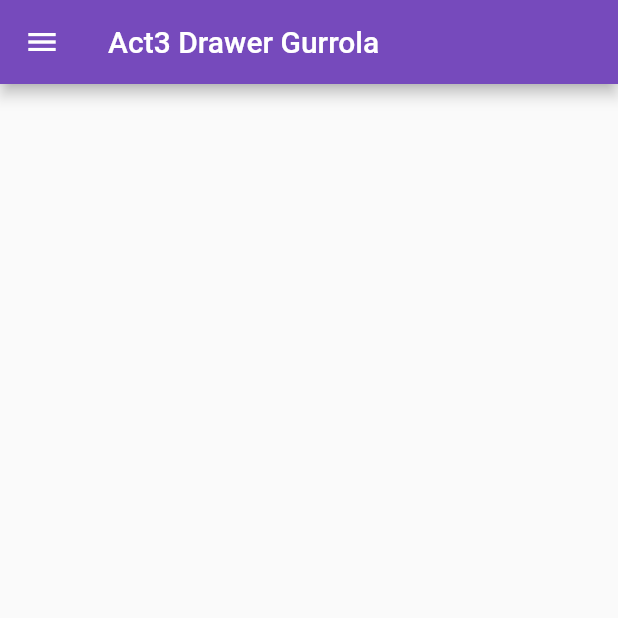
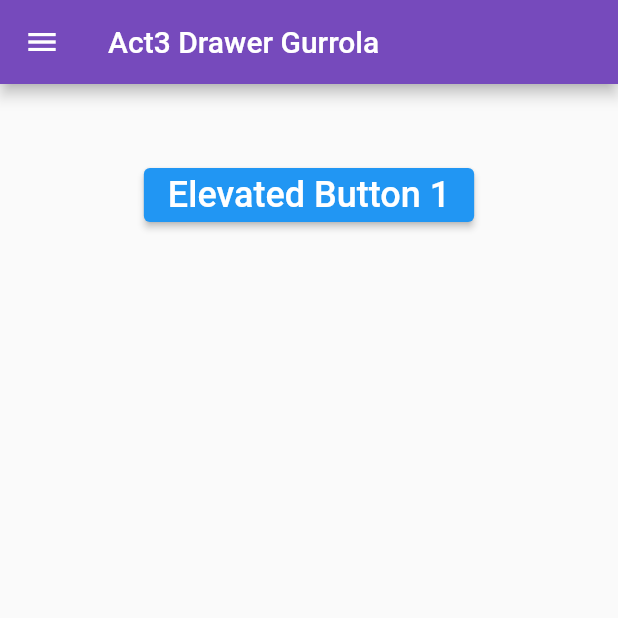
Before and after one commit to SergioIvanGurrolaCervantes/Drawer_flutLab, a Flutter app: the screen it shows after launch, on a phone screen of 412 x 824 dp, the top half of it. Run offline on Flutter 3.47's test engine with Material 2 defaults, Android fonts, the phone set to English and light mode, and no system bars.

```diff
--- a/lib/main.dart
+++ b/lib/main.dart
@@ -20,15 +20,18 @@ class MyApp extends StatelessWidget {
 }
 
 class MyHomePage extends StatefulWidget {
-  const MyHomePage({super.key});
+  const MyHomePage({Key? key}) : super(key: key);
+
   @override
   _MyHomePageState createState() => _MyHomePageState();
 }
 
 class _MyHomePageState extends State<MyHomePage> {
+  final GlobalKey<ScaffoldState> _key = GlobalKey(); // Create a key
   @override
   Widget build(BuildContext context) {
     return Scaffold(
+      key: _key,
       appBar: AppBar(
         title: Text('Act3 Drawer Gurrola'),
         backgroundColor: const Color(0xff764abc),
@@ -73,14 +76,21 @@ class _MyHomePageState extends State<MyHomePage> {
                 Navigator.pop(context);
               },
             ),
-            ListTile(
-              leading: Icon(
-                Icons.account_balance_outlined,
+            AboutListTile(
+              // <-- SEE HERE
+              icon: Icon(
+                Icons.info,
               ),
-              title: const Text('Page 3'),
-              onTap: () {
-                Navigator.pop(context);
-              },
+              child: Text('About app'),
+              applicationIcon: Icon(
+                Icons.local_play,
+              ),
+              applicationName: 'My Cool App',
+              applicationVersion: '1.0.25',
+              applicationLegalese: '© 2019 Company',
+              aboutBoxChildren: [
+                ///Content goes here...
+              ],
             ),
           ],
         ),
@@ -91,6 +101,15 @@ class _MyHomePageState extends State<MyHomePage> {
             SizedBox(
               height: 50,
             ),
+            ElevatedButton(
+              onPressed: () {
+                _key.currentState!.openDrawer(); //<-- SEE HERE
+              },
+              child: const Text(
+                'Elevated Button 1',
+                style: TextStyle(fontSize: 24),
+              ),
+            ),
           ],
         ),
       ),
```
